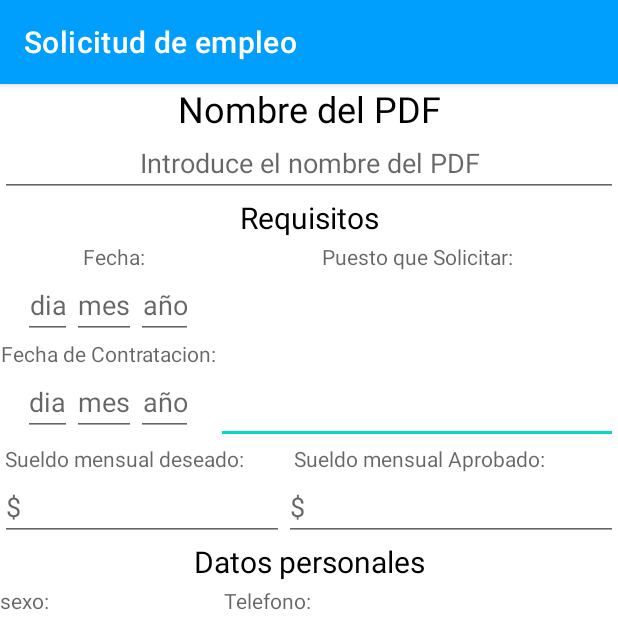
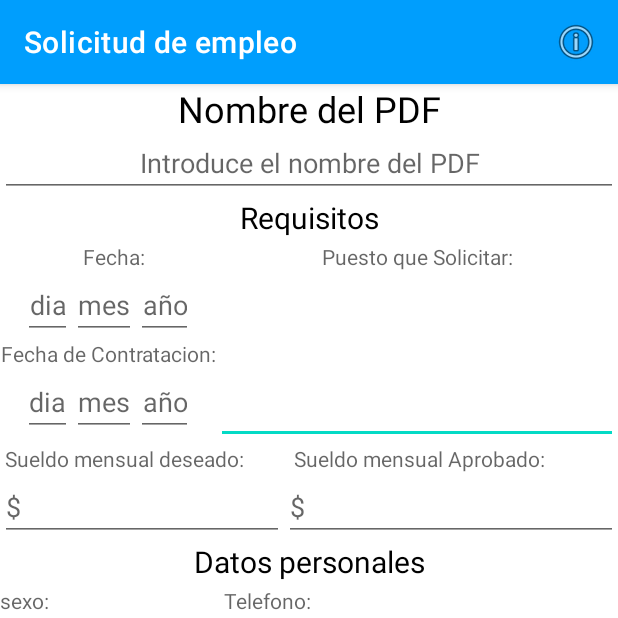
Before and after one commit to Zeven96x/ProyectoFinalDispositivosMoviles, an Android app: the screen it shows after launch (MainActivity), on a phone screen of 412 x 824 dp, the top half of it. Run offline under Robolectric (Android 15) with nearby library versions, the phone set to English and light mode, and no system bars; libraries missing offline, so code that uses them is left out: com.itextpdf.text, com.lowagie.text.

Commit message:
Menu de información

```diff
--- a/app/src/main/java/mx/edu/unpa/proyectofinaldispositivosmoviles/MainActivity.java
+++ b/app/src/main/java/mx/edu/unpa/proyectofinaldispositivosmoviles/MainActivity.java
@@ -1,7 +1,10 @@
 package mx.edu.unpa.proyectofinaldispositivosmoviles;
 
 import android.os.Bundle;
+import android.view.Menu;
+import android.view.MenuInflater;
 import android.view.MenuItem;
+import android.widget.Toast;
 
 import androidx.annotation.NonNull;
 import androidx.appcompat.app.AppCompatActivity;
@@ -55,6 +58,29 @@ public class MainActivity extends AppCompatActivity {
         transaction.replace(R.id.frame_container,fragment);
         transaction.commit();
     }
+    @Override
+    public boolean onCreateOptionsMenu(Menu menu) {
+        MenuInflater inflater= getMenuInflater();
+        inflater.inflate(R.menu.action_bar_menu,menu);
+        return true; //super.onCreateOptionsMenu(menu);
+    }
+    @Override
+    public boolean onOptionsItemSelected(@NonNull MenuItem item) {
+
+        switch (item.getItemId()){
+            case R.id.add:
+                Toast.makeText(MainActivity.this,"información",Toast.LENGTH_SHORT).show();
+                return true;
+
+            default:
+
+                return super.onOptionsItemSelected(item);
+        }
+
+
+
+    }
+
 
 
 }
--- /dev/null
+++ b/app/src/main/res/menu/action_bar_menu.xml
@@ -0,0 +1,10 @@
+<?xml version="1.0" encoding="utf-8"?>
+<menu xmlns:app="http://schemas.android.com/apk/res-auto"
+    xmlns:android="http://schemas.android.com/apk/res/android">
+
+    <item
+        android:id="@+id/add"
+        android:icon="@android:drawable/ic_menu_info_details"
+        android:title="@string/item"
+        app:showAsAction="ifRoom" />
+</menu>
```
